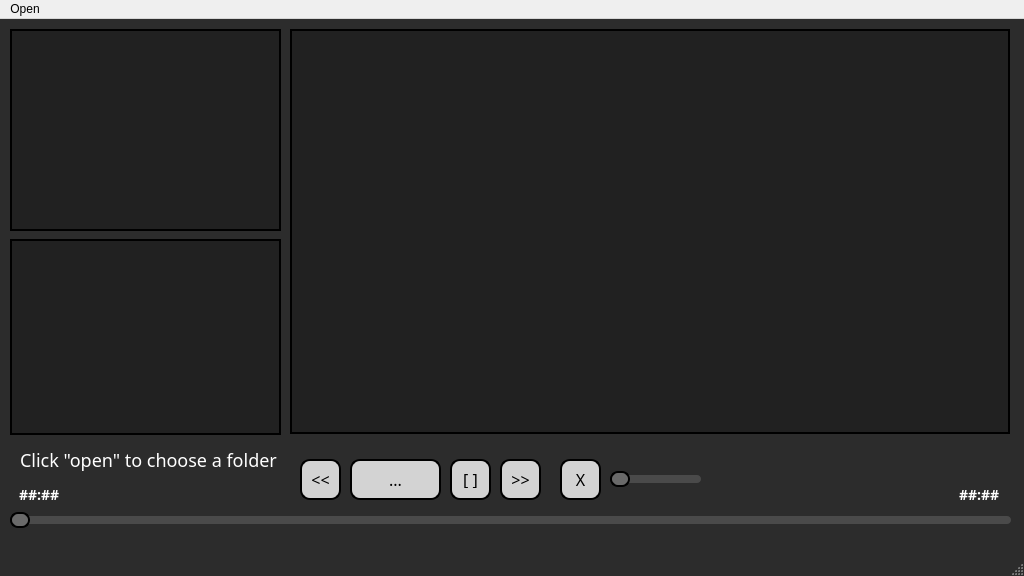
This is music-player-qt/mainwindow.ui in juangonzalez22/music-player-qt as Qt 5 draws it before an edit. The edited form follows.
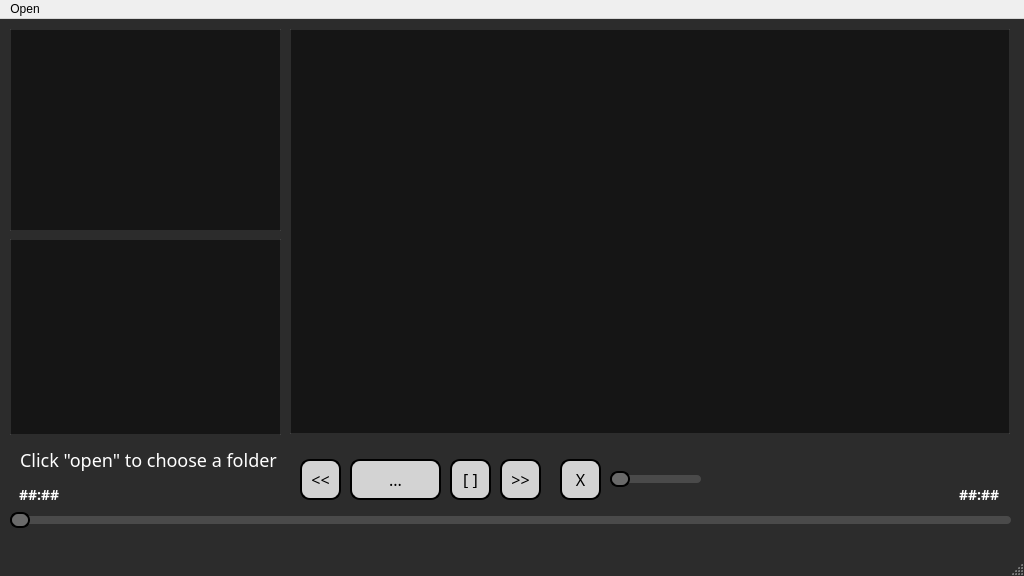
This is the edited form.

Commit message:
Estética y columnas
En unas decisiones de estética, terminé por eliminar las columnas innecesarias en el treeView (las de tipo de archivo, peso y fecha de modificación). Son algo prescindible, ya que solo manejaremos carpetas en ese apartado.

Diff of the .ui file:
```diff
--- a/music-player-qt/mainwindow.ui
+++ b/music-player-qt/mainwindow.ui
@@ -51,8 +51,8 @@
     </property>
     <property name="styleSheet">
      <string notr="true">QFrame {
-    background-color: #212121; /* Color de fondo gris oscuro */
-    border: 2px solid black; /* Borde negro */
+    background-color:  rgba(20, 20, 20, 0.95); /* Color de fondo gris oscuro */
+	border: 1px solid rgba(255, 255, 255, 0.1); /* Borde sutil */
 }
 </string>
     </property>
@@ -486,18 +486,43 @@
     </property>
     <property name="styleSheet">
      <string notr="true">QTreeView {
-    background-color: #212121; /* Color de fondo gris oscuro */
-    border: 2px solid black; /* Borde negro */
+    background-color: rgba(20, 20, 20, 0.95);   /* Fondo oscuro */
+    border: 1px solid rgba(255, 255, 255, 0.1); /* Borde sutil */
+    padding: 5px;                              /* Espaciado */
+    color: #D0D0D0;                            /* Color del texto */
 }
 
 QTreeView::item {
-    color: white; /* Color del texto */
-    padding: 5px; /* Espaciado interno */
+    background-color: rgba(35, 35, 35, 0.8);    /* Fondo de los ítems */
+    border: 1px solid rgba(255, 255, 255, 0.08);/* Borde sutil de los ítems */
+    padding: 4px;                              /* Espaciado interno */
+    color: #B0B0B0;                            /* Color de texto de los ítems */
+    border-radius: 0px;                        /* Sin bordes redondeados */
 }
 
-QTreeView::branch {
-    background-color: #212121; /* Color de fondo de las ramas */
+QTreeView::item:selected {
+    background-color: rgba(70, 130, 180, 0.7);  /* Fondo azul oscuro para ítems seleccionados */
+    color: #FFFFFF;                            /* Texto blanco en ítems seleccionados */
 }
+
+QTreeView::item:hover {
+    background-color: rgba(100, 149, 237, 0.4); /* Fondo azul oscuro al pasar el mouse */
+    color: #E0E0E0;                            /* Color de texto más claro en hover */
+}
+
+QHeaderView::section {
+    background-color: rgba(30, 30, 30, 0.95);   /* Fondo oscuro para las cabeceras */
+    color: #FFFFFF;                             /* Texto blanco para las cabeceras */
+    padding: 4px;
+    border: none;                               /* Sin borde */
+}
+
+QTreeView::branch:has-children:!has-siblings {
+    background-color: transparent; /* Fondo transparente para las ramas */
+}
+
+
+
 </string>
     </property>
     <property name="animated">
@@ -523,18 +548,23 @@
     </property>
     <property name="styleSheet">
      <string notr="true">QListWidget {
-    background-color: #212121; /* Color de fondo gris oscuro */
-    border: 2px solid black; /* Borde negro */
+    background-color: rgba(20, 20, 20, 0.95);   /* Fondo oscuro */
+    border: 1px solid rgba(255, 255, 255, 0.1); /* Borde sutil */
+    padding: 5px;                              /* Espaciado */
+    color: #D0D0D0;                            /* Color del texto */
 }
 
 QListWidget::item {
-    color: white; /* Color del texto de los elementos */
-    padding: 5px; /* Espaciado interno */
+    background-color: rgba(35, 35, 35, 0.8);    /* Fondo de los ítems */
+    border: 1px solid rgba(255, 255, 255, 0.08);/* Borde sutil de los ítems */
+    padding: 4px;                              /* Espaciado interno */
+    color: #B0B0B0;                            /* Color de texto de los ítems */
+    border-radius: 0px;                        /* Sin bordes redondeados */
 }
 
 QListWidget::item:selected {
-    background-color: #424242; /* Color de fondo de elementos seleccionados */
-    color: white; /* Color del texto cuando se selecciona */
+    background-color: rgba(35, 35, 35, 0.8);  /* Fondo de ítem seleccionado (sin cambios) */
+    color: #E0E0E0;                            /* Texto más claro en ítem seleccionado */
 }
 
 QListWidget::item:hover {
```
Left out of the diff: 3 changed lines with no effect on the pictures. The commit also changes 1 other file.
